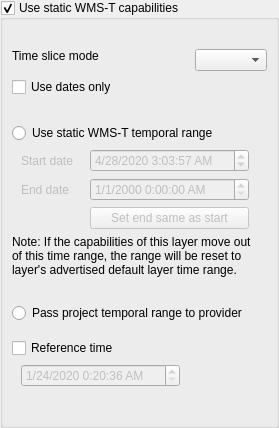
First picture: the form in src/ui/qgswmstsettingswidgetbase.ui, repository carsmie/QGIS, before the edit.
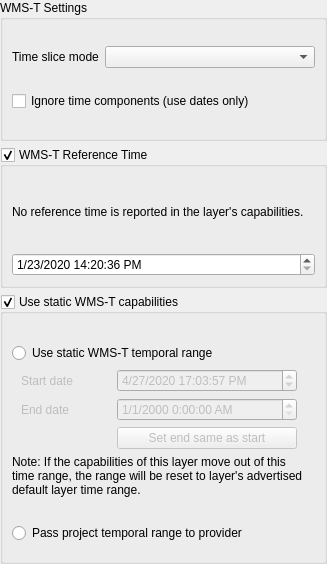
Second picture: the form after the edit. Custom widgets are drawn as their Qt base class.

Commit message: Cleanup WMS-T settings widget (pt 1)

Diff of the .ui file:
```diff
--- a/src/ui/qgswmstsettingswidgetbase.ui
+++ b/src/ui/qgswmstsettingswidgetbase.ui
@@ -2,6 +2,14 @@
 <ui version="4.0">
  <class>QgsWmstSettingsWidgetBase</class>
  <widget class="QWidget" name="QgsWmstSettingsWidgetBase">
+  <property name="geometry">
+   <rect>
+    <x>0</x>
+    <y>0</y>
+    <width>327</width>
+    <height>564</height>
+   </rect>
+  </property>
   <property name="windowTitle">
    <string>WMS-T Settings</string>
   </property>
@@ -19,37 +27,18 @@
     <number>0</number>
    </property>
    <item>
-    <widget class="QGroupBox" name="mWmstGroup">
-     <property name="enabled">
-      <bool>true</bool>
-     </property>
+    <widget class="QGroupBox" name="groupBox">
      <property name="title">
-      <string>Use static WMS-T capabilities</string>
+      <string>WMS-T Settings</string>
      </property>
-     <property name="checkable">
-      <bool>true</bool>
-     </property>
-     <property name="checked">
-      <bool>true</bool>
-     </property>
-     <layout class="QGridLayout" name="gridLayout_15">
-      <item row="0" column="0" colspan="3">
-       <widget class="QLabel" name="mLabel">
-        <property name="text">
-         <string/>
-        </property>
-        <property name="wordWrap">
-         <bool>true</bool>
-        </property>
-       </widget>
-      </item>
-      <item row="1" column="1" rowspan="2" colspan="2">
+     <layout class="QGridLayout" name="gridLayout" columnstretch="0,1">
+      <item row="1" column="1">
        <widget class="QComboBox" name="mFetchModeComboBox"/>
       </item>
-      <item row="3" column="0">
+      <item row="2" column="0" colspan="2">
        <widget class="QCheckBox" name="mDisableTime">
         <property name="text">
-         <string>Use dates only</string>
+         <string>Ignore time components (use dates only)</string>
         </property>
        </widget>
       </item>
@@ -60,45 +49,45 @@
         </property>
        </widget>
       </item>
-      <item row="8" column="0">
-       <widget class="QFrame" name="mWmstReferenceTimeFrame">
-        <property name="enabled">
-         <bool>false</bool>
-        </property>
-        <property name="frameShape">
-         <enum>QFrame::NoFrame</enum>
-        </property>
-        <property name="frameShadow">
-         <enum>QFrame::Raised</enum>
-        </property>
-        <layout class="QGridLayout" name="gridLayout_17">
-         <property name="topMargin">
-          <number>0</number>
-         </property>
-         <item row="1" column="0">
-          <widget class="QLabel" name="mReferenceTimeLabel">
+     </layout>
+    </widget>
+   </item>
+   <item>
+    <widget class="QGroupBox" name="mReferenceTimeGroupBox">
+     <property name="title">
+      <string>WMS-T Reference Time</string>
+     </property>
+     <property name="checkable">
+      <bool>true</bool>
+     </property>
+     <layout class="QGridLayout" name="gridLayout_2">
+      <item row="0" column="0" colspan="2">
+       <widget class="QLabel" name="mReferenceTimeExtentLabel">
            <property name="text">
-            <string/>
+         <string>No reference time is reported in the layer's capabilities.</string>
+        </property>
+        <property name="wordWrap">
+         <bool>true</bool>
            </property>
           </widget>
          </item>
-         <item row="0" column="0">
+      <item row="1" column="0" colspan="2">
           <widget class="QgsDateTimeEdit" name="mReferenceDateTimeEdit">
            <property name="dateTime">
             <datetime>
-             <hour>0</hour>
+          <hour>14</hour>
              <minute>20</minute>
              <second>36</second>
              <year>2020</year>
              <month>1</month>
-             <day>24</day>
+          <day>23</day>
             </datetime>
            </property>
            <property name="date">
             <date>
              <year>2020</year>
              <month>1</month>
-             <day>24</day>
+          <day>23</day>
             </date>
            </property>
            <property name="currentSection">
@@ -121,7 +110,22 @@
         </layout>
        </widget>
       </item>
-      <item row="4" column="0" colspan="3">
+   <item>
+    <widget class="QGroupBox" name="mWmstGroup">
+     <property name="enabled">
+      <bool>true</bool>
+     </property>
+     <property name="title">
+      <string>Use static WMS-T capabilities</string>
+     </property>
+     <property name="checkable">
+      <bool>true</bool>
+     </property>
+     <property name="checked">
+      <bool>true</bool>
+     </property>
+     <layout class="QGridLayout" name="gridLayout_15">
+      <item row="1" column="0" colspan="2">
        <widget class="QLabel" name="mWmstOptionsLabel">
         <property name="text">
          <string/>
@@ -131,14 +135,7 @@
         </property>
        </widget>
       </item>
-      <item row="7" column="0">
-       <widget class="QCheckBox" name="mReferenceTime">
-        <property name="text">
-         <string>Reference time</string>
-        </property>
-       </widget>
-      </item>
-      <item row="5" column="0" colspan="3">
+      <item row="2" column="0" colspan="2">
        <widget class="QFrame" name="mWmstOptions">
         <property name="frameShape">
          <enum>QFrame::NoFrame</enum>
@@ -216,12 +213,12 @@
              <widget class="QgsDateTimeEdit" name="mStartStaticDateTimeEdit">
               <property name="dateTime">
                <datetime>
-                <hour>3</hour>
+                <hour>17</hour>
                 <minute>3</minute>
                 <second>57</second>
                 <year>2020</year>
                 <month>4</month>
-                <day>28</day>
+                <day>27</day>
                </datetime>
               </property>
               <property name="currentSection">
```
Left out of the diff: 3 changed lines with no effect on the pictures. Lines whose indentation alone changed are shown as unchanged. The commit also changes 3 other files.
